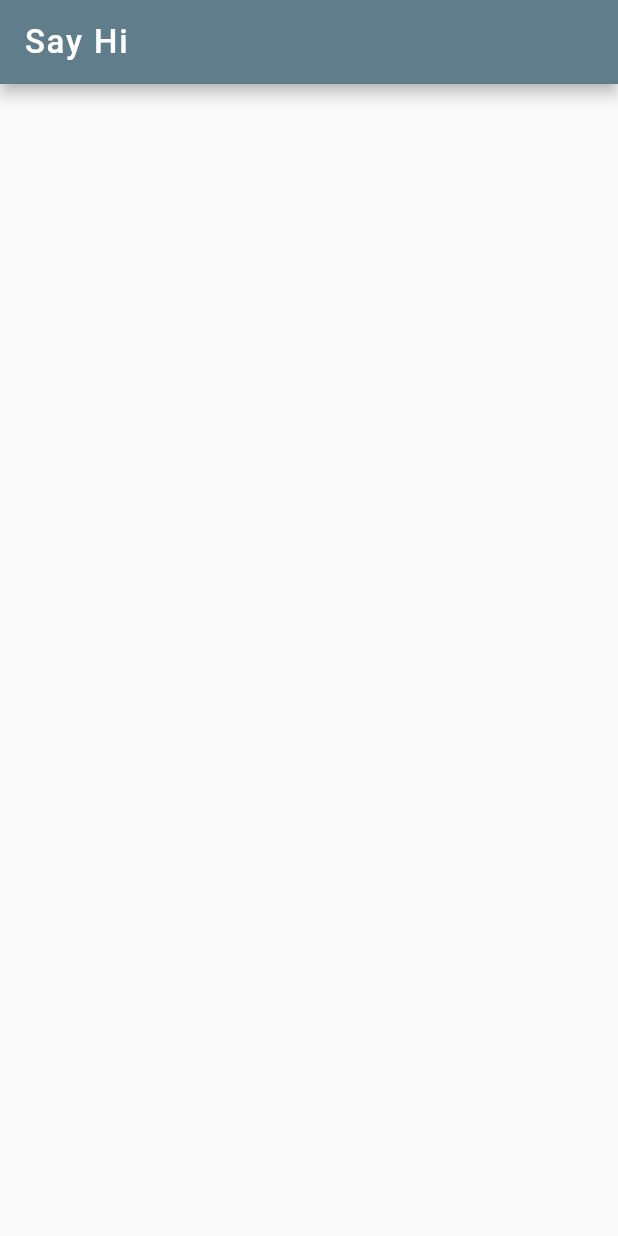
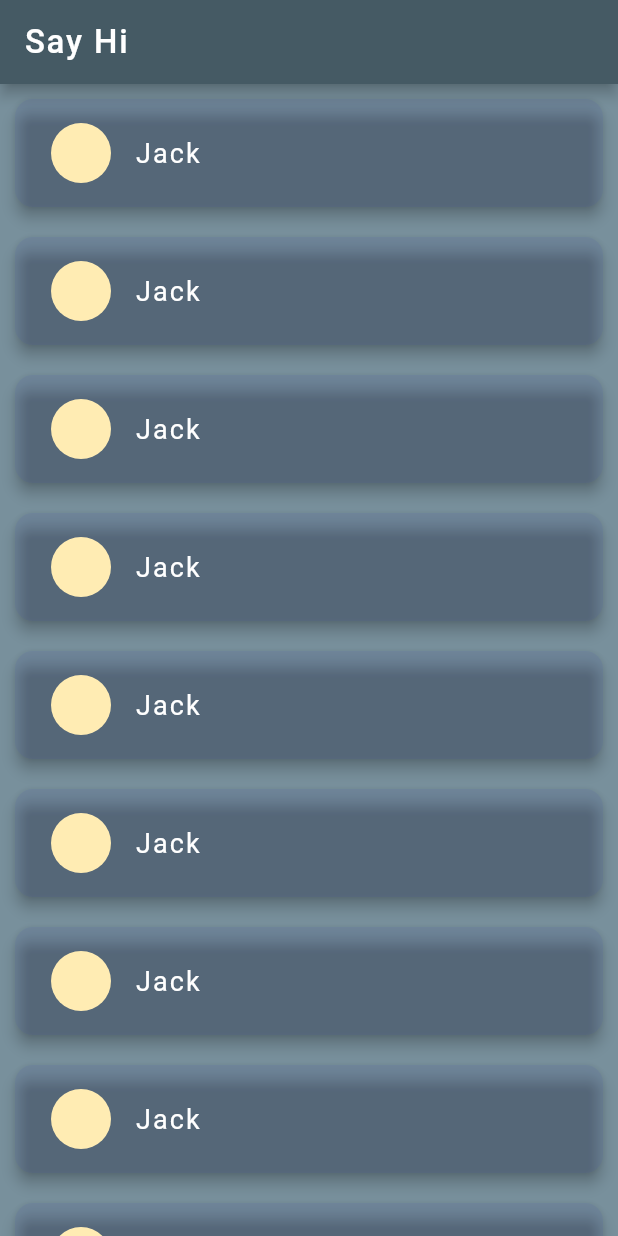
Before and after one commit to samrat19/say_hi, a Flutter app: the screen it shows after launch, on a phone screen of 412 x 824 dp. Run offline on Flutter 3.47's test engine with Material 2 defaults, Android fonts, the phone set to English and light mode, and no system bars.

Commit message:
makes some changes

```diff
--- a/lib/main.dart
+++ b/lib/main.dart
@@ -1,4 +1,6 @@
 import 'package:flutter/material.dart';
+
+import 'my_chats.dart';
 
 void main() {
   runApp(const MyApp());
@@ -25,7 +27,7 @@ class MyHomePage extends StatelessWidget {
   Widget build(BuildContext context) {
     return Scaffold(
       appBar: AppBar(
-        backgroundColor: Colors.blueGrey,
+        backgroundColor: Colors.blueGrey[700],
         title: Text(
           title,
           style: const TextStyle(
@@ -35,6 +37,7 @@ class MyHomePage extends StatelessWidget {
           ),
         ),
       ),
+      body: const MyChats(),
     );
   }
 }
--- /dev/null
+++ b/lib/my_chats.dart
@@ -0,0 +1,17 @@
+import 'package:flutter/material.dart';
+import 'package:say_hi/people_card.dart';
+
+class MyChats extends StatelessWidget {
+  const MyChats({Key? key}) : super(key: key);
+
+  @override
+  Widget build(BuildContext context) {
+    return Container(
+      color: Colors.blueGrey[400],
+      child: ListView.builder(
+        itemBuilder: (_, index) => const PeopleCard(),
+        itemCount: 10,
+      ),
+    );
+  }
+}
--- /dev/null
+++ b/lib/people_card.dart
@@ -0,0 +1,42 @@
+import 'package:flutter/cupertino.dart';
+import 'package:flutter/material.dart';
+
+import 'chat_screen.dart';
+
+class PeopleCard extends StatelessWidget {
+  const PeopleCard({Key? key}) : super(key: key);
+
+  @override
+  Widget build(BuildContext context) {
+    return GestureDetector(
+      onTap: (){
+        Navigator.of(context).push(CupertinoPageRoute(
+          builder: (_) => const ChatScreen(name: 'Jack',),
+        ));
+      },
+      child: Card(
+        color: Colors.indigo.withOpacity(0.1),
+        elevation: 4,
+        margin: const EdgeInsets.all(10),
+        shape: const RoundedRectangleBorder(
+            borderRadius: BorderRadius.all(Radius.circular(12))),
+        child: Padding(
+          padding: const EdgeInsets.all(8.0),
+          child: ListTile(
+            title: const Text(
+              'Jack',
+              style: TextStyle(
+                fontSize: 18,
+                color: Colors.white,
+                letterSpacing: 1.4,
+              ),
+            ),
+            leading: CircleAvatar(
+              backgroundColor: Colors.amber[100],
+            ),
+          ),
+        ),
+      ),
+    );
+  }
+}
```
Also changed, not shown: lib/chat_screen.dart (added, +67 -0 lines).
